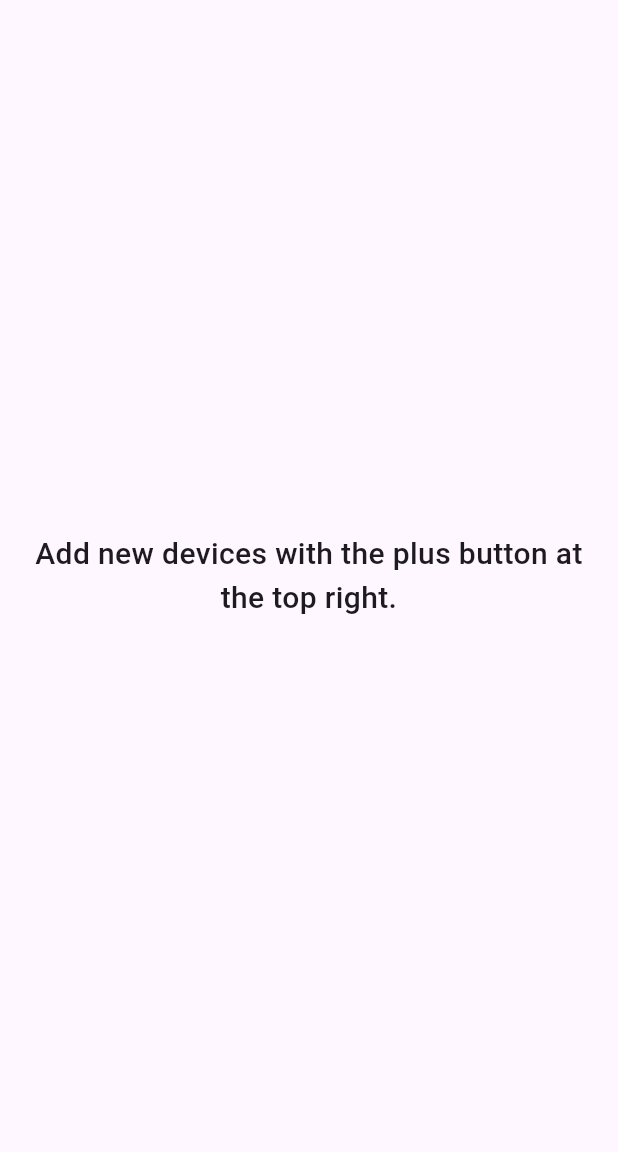
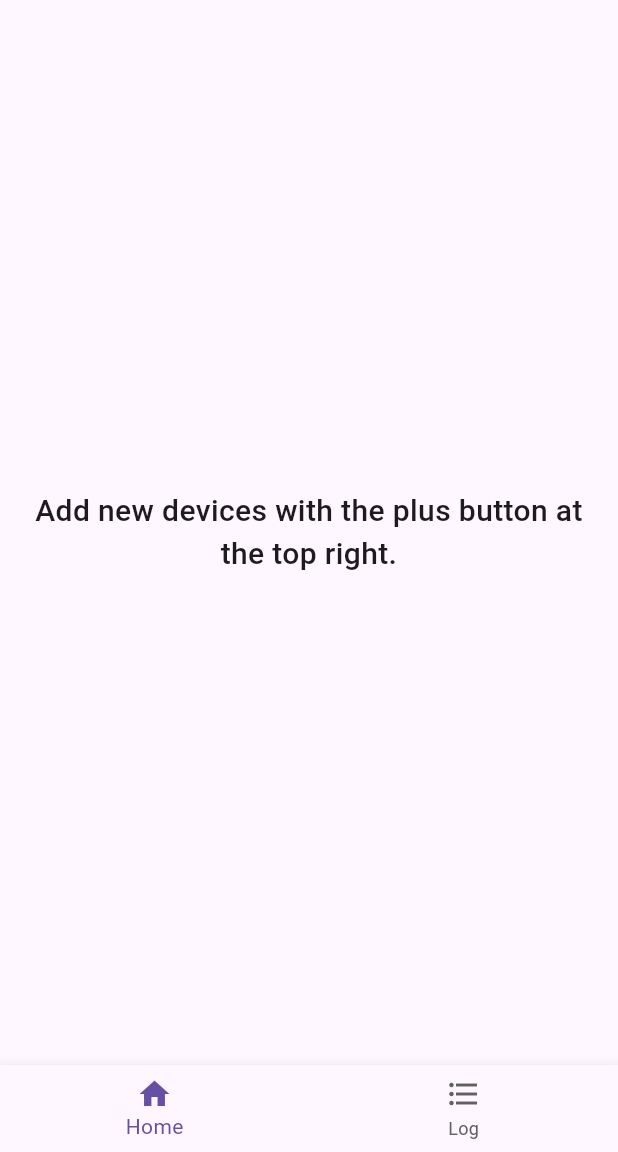
Before and after one commit to TylerHight/Que-App, a Flutter app: the screen it shows after launch, on a phone screen of 412 x 824 dp, the part 84-1236 px from its top. Run offline on Flutter 3.47's test engine with Material 3 defaults, Android fonts, the phone set to English and light mode, and no system bars; our stand-ins replace flutter_blue, syncfusion_flutter_charts.

```diff
--- a/lib/main.dart
+++ b/lib/main.dart
@@ -7,6 +7,7 @@
 import 'package:flutter/material.dart';
 import 'package:provider/provider.dart';
 import 'screens/home_screen/home_screen.dart';
+import 'screens/log_screen/log_screen.dart';
 import 'screens/settings_screen/settings_screen.dart';
 import 'screens/data_screen/data_screen.dart';
 import 'screens/account_screen.dart';
@@ -47,22 +48,27 @@ class _MyHomePageState extends State<MyHomePage> {
 
   final List<Widget> _screens = [
     HomeScreen(),
-/*    SettingsScreen(),
+    LogScreen(),
+    /*
+    SettingsScreen(),
     DataScreen(),
-    AccountScreen(),*/
+    AccountScreen(),
+    */
   ];
 
   @override
   Widget build(BuildContext context) {
     return Scaffold(
       body: _screens[_currentIndex],
-      /*bottomNavigationBar: BottomNavigationBar(
+      bottomNavigationBar: BottomNavigationBar(
         type: BottomNavigationBarType.fixed,
         currentIndex: _currentIndex,
         onTap: (index) {
-          setState(() {
-            _currentIndex = index;
-          });
+          if (index < _screens.length) {
+            setState(() {
+              _currentIndex = index;
+            });
+          }
         },
         unselectedItemColor: Colors.grey[700],
         items: const [
@@ -70,6 +76,11 @@ class _MyHomePageState extends State<MyHomePage> {
             icon: Icon(Icons.home),
             label: 'Home',
           ),
+          BottomNavigationBarItem(
+            icon: Icon(Icons.format_list_bulleted),
+            label: 'Log',
+          ),
+          /*
           BottomNavigationBarItem(
             icon: Icon(Icons.settings),
             label: 'Settings',
@@ -82,8 +93,9 @@ class _MyHomePageState extends State<MyHomePage> {
             icon: Icon(Icons.account_circle),
             label: 'Account',
           ),
+           */
         ],
-      ),*/
+      ),
     );
   }
 }
```
Also changed, not shown: lib/screens/log_screen/log_screen.dart (added, +67 -0 lines).
